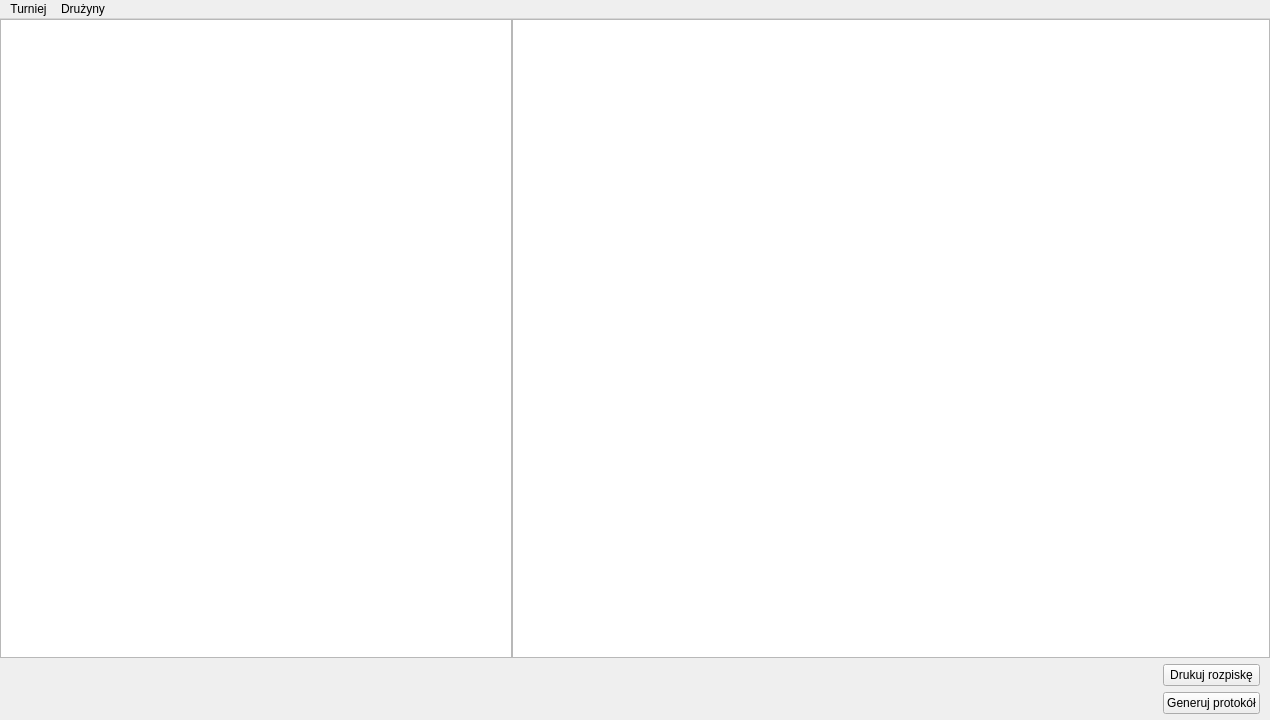
This is mainwindow.ui in Asedar/ARS as Qt 5 draws it before an edit. The edited form follows.
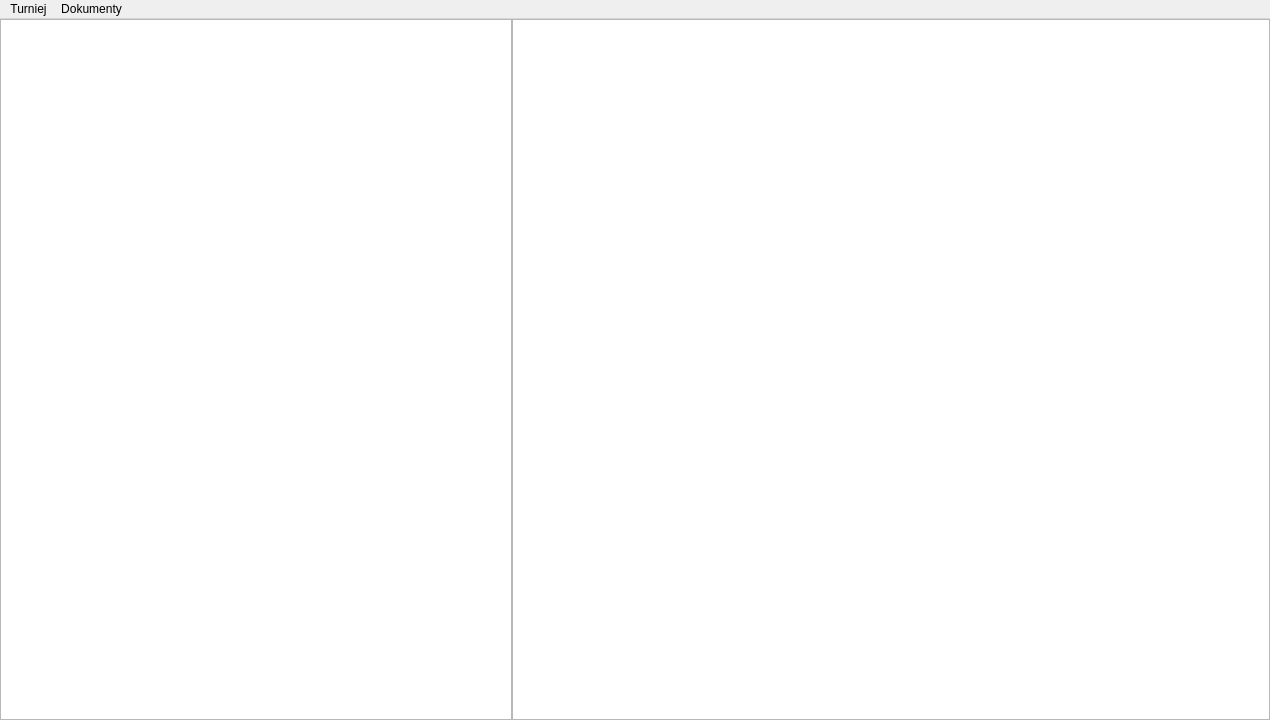
This is the edited form.

What changed in the file:
```diff
--- a/mainwindow.ui
+++ b/mainwindow.ui
@@ -92,52 +92,6 @@
       </item>
      </layout>
     </item>
-    <item row="2" column="1">
-     <layout class="QVBoxLayout" name="verticalLayout">
-      <property name="rightMargin">
-       <number>10</number>
-      </property>
-      <property name="bottomMargin">
-       <number>6</number>
-      </property>
-      <item>
-       <widget class="QPushButton" name="pushButton">
-        <property name="enabled">
-         <bool>true</bool>
-        </property>
-        <property name="text">
-         <string>Drukuj rozpiskę</string>
-        </property>
-       </widget>
-      </item>
-      <item>
-       <widget class="QPushButton" name="pushButton_2">
-        <property name="enabled">
-         <bool>true</bool>
-        </property>
-        <property name="text">
-         <string>Generuj protokół</string>
-        </property>
-       </widget>
-      </item>
-     </layout>
-    </item>
-    <item row="2" column="0">
-     <spacer name="horizontalSpacer">
-      <property name="orientation">
-       <enum>Qt::Horizontal</enum>
-      </property>
-      <property name="sizeType">
-       <enum>QSizePolicy::MinimumExpanding</enum>
-      </property>
-      <property name="sizeHint" stdset="0">
-       <size>
-        <width>1150</width>
-        <height>20</height>
-       </size>
-      </property>
-     </spacer>
-    </item>
    </layout>
   </widget>
   <widget class="QMenuBar" name="menuBar">
@@ -159,7 +113,7 @@
    </widget>
    <widget class="QMenu" name="menuDru_yny">
     <property name="title">
-     <string>Drużyny</string>
+     <string>Dokumenty</string>
     </property>
    </widget>
    <addaction name="menuTurniej"/>
```
Left out of the diff: 29 changed lines with no effect on the pictures.
